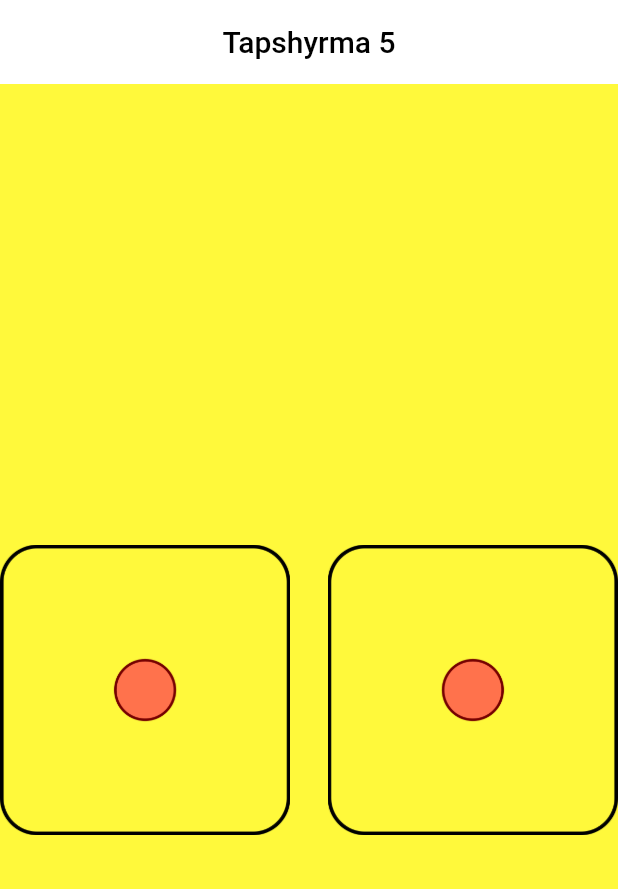
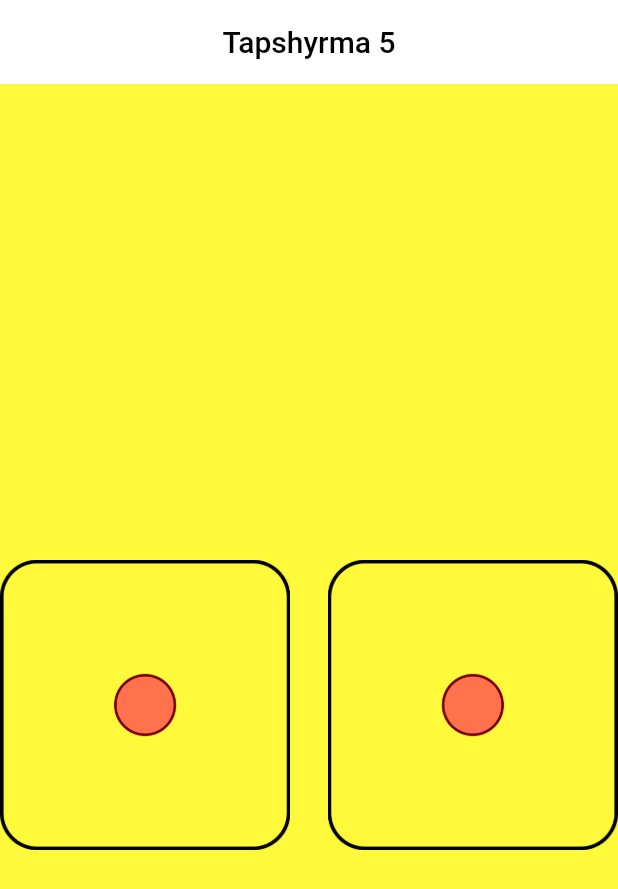
Before and after one commit to semetey2019/Flutter-Project, a Flutter app: the screen it shows after launch, on a phone screen of 412 x 824 dp. Shown: the top 889 px of the screen. Run offline on Flutter 3.47's test engine with Material 2 defaults, Android fonts, the phone set to English and light mode, and no system bars; our stand-ins replace audioplayers, google_fonts; missing offline and left inert: login_page.

Commit message:
20 ны озгорттум 40

```diff
--- a/tapshyrma_5_dice/lib/home/home.dart
+++ b/tapshyrma_5_dice/lib/home/home.dart
@@ -2,12 +2,11 @@ import 'dart:math';
 
 import 'package:flutter/material.dart';
 
-
 class DiceApp extends StatefulWidget {
-  const DiceApp ({super.key});
+  const DiceApp({super.key});
 
   @override
-  State<DiceApp> createState()=> _DiceGameState();
+  State<DiceApp> createState() => _DiceGameState();
 }
 
 class _DiceGameState extends State<DiceApp> {
@@ -24,55 +23,79 @@ class _DiceGameState extends State<DiceApp> {
 
   @override
   Widget build(BuildContext context) {
-    return Scaffold(backgroundColor: const Color(0xfffff93B),
-      appBar: AppBar(backgroundColor: Colors.white,
-        title: const Center(child: Text('Tapshyrma 5',style: TextStyle(color: Colors.black),)),
+    return Scaffold(
+      backgroundColor: const Color(0xfffff93B),
+      appBar: AppBar(
+        backgroundColor: Colors.white,
+        title: const Center(
+            child: Text(
+          'Tapshyrma 5',
+          style: TextStyle(color: Colors.black),
+        )),
         elevation: 0,
       ),
-      body:
-       Center(
+      body: Center(
         child: Column(
-
           mainAxisAlignment: MainAxisAlignment.center,
           children: [
-
             if (firstDice == 5)
-
               Container(
-              color: Colors.lightBlue, width: 180, height: 30,
-              child: const Center(child: Text("5 демек ЖЕНИШ!!!", style: TextStyle(fontSize: 15),),),
-
-            ),
-              const SizedBox(height: 20,),
-
-            if (secondDice == 2)
-
-          Container(
-            color: Colors.purple, width: 180, height: 30,
-            child: const Center(child: Text("2 демек УТУЛУШ (((:", style: TextStyle(fontSize:15),),
+                color: Colors.lightBlue,
+                width: 180,
+                height: 30,
+                child: const Center(
+                  child: Text(
+                    "5 демек ЖЕНИШ!!!",
+                    style: TextStyle(fontSize: 15),
                   ),
                 ),
-           const SizedBox(height: 20,),
-         Row(children: [
-
+              ),
+            const SizedBox(
+              height: 20,
+            ),
+            if (secondDice == 2)
+              Container(
+                color: Colors.purple,
+                width: 180,
+                height: 30,
+                child: const Center(
+                  child: Text(
+                    "2 демек УТУЛУШ (((:",
+                    style: TextStyle(fontSize: 15),
+                  ),
+                ),
+              ),
+            const SizedBox(
+              height: 40,
+            ),
+            Row(
+              children: [
                 // InkWell-
-            Expanded(child: InkWell(
-                onTap: (){
+                Expanded(
+                    child: InkWell(
+                        onTap: () {
                           change();
                         },
                         //$firstDice-алмаштырат
-           child: Image.asset('images/dice$firstDice-png.png', width: 220, height: 220,))),
+                        child: Image.asset(
+                          'images/dice$firstDice-png.png',
+                          width: 220,
+                          height: 220,
+                        ))),
                 const SizedBox(
-            width: 25 ,
+                  width: 25,
                 ),
                 Expanded(
                     child: InkWell(
                         // ontap-мн кнопкабыз басканга болот(кубик)
-              onTap: (){
+                        onTap: () {
                           change();
                         },
-               child: Image.asset('images/dice$secondDice-png.png', height: 220, width: 220,))),
-
+                        child: Image.asset(
+                          'images/dice$secondDice-png.png',
+                          height: 220,
+                          width: 220,
+                        ))),
               ],
             )
           ],
```
Lines whose indentation alone changed are shown as unchanged.
